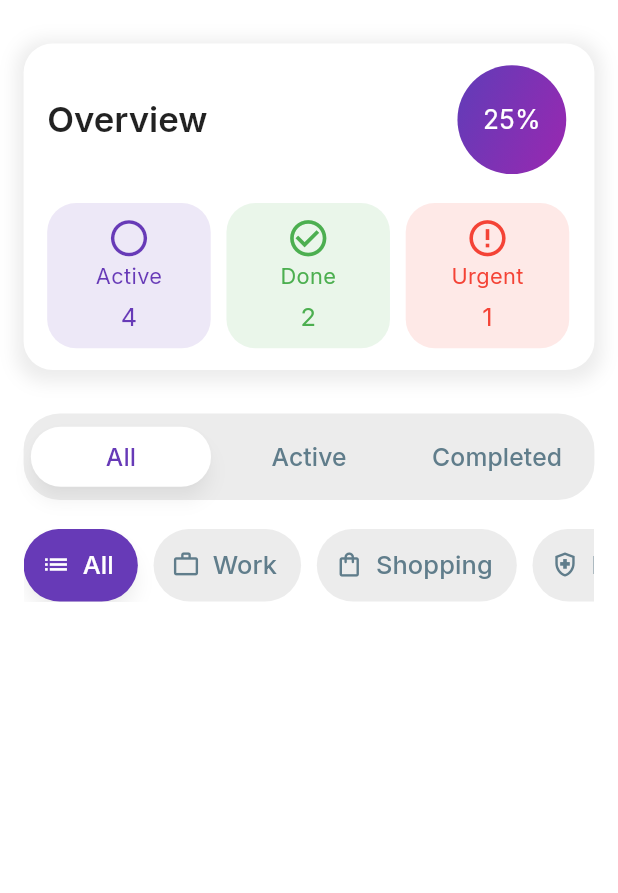
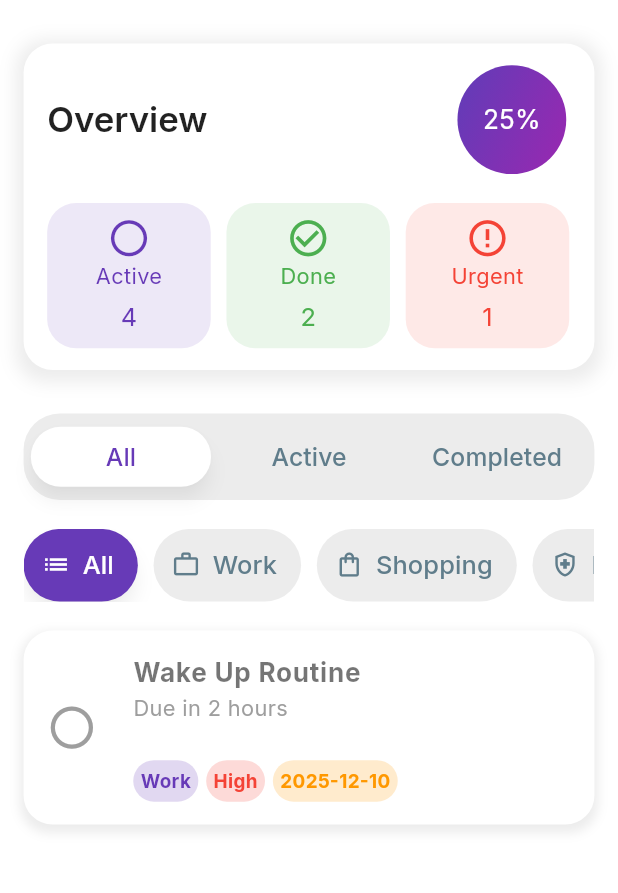
Before and after one commit to MuhammadWaleedEjaz21/FocusFlow, a Flutter app: the screen it shows after launch, on a phone screen of 412 x 824 dp, the part 309-1202 px from its top. Run offline on Flutter 3.47's test engine with Material 3 defaults, Android fonts, the phone set to English and light mode, and no system bars; our stand-ins replace flutter_riverpod, flutter_screenutil, google_fonts.

Commit message:
Add CustomTodoTile widget and integrate it into HomeScreen

```diff
--- a/frontend/lib/Screens/home_screen.dart
+++ b/frontend/lib/Screens/home_screen.dart
@@ -2,6 +2,7 @@ import 'package:flutter/material.dart';
 import 'package:flutter_screenutil/flutter_screenutil.dart';
 import 'package:frontend/Providers/category_status_provider.dart';
 import 'package:frontend/Widgets/custom_stats_block.dart';
+import 'package:frontend/Widgets/custom_todo_tile.dart';
 import 'package:google_fonts/google_fonts.dart';
 
 class HomeScreen extends StatelessWidget {
@@ -173,6 +174,14 @@ class HomeScreen extends StatelessWidget {
                   StatusList(),
                   20.verticalSpace,
                   CategoryList(),
+                  20.verticalSpace,
+                  CustomTodoTile(
+                    title: 'Wake Up Routine',
+                    description: 'Due in 2 hours',
+                    category: 'Work',
+                    priority: 'High',
+                    dueDate: DateTime.now(),
+                  ),
                 ],
               ),
             ),
--- /dev/null
+++ b/frontend/lib/Widgets/custom_todo_tile.dart
@@ -0,0 +1,169 @@
+import 'package:flutter/material.dart';
+import 'package:flutter_screenutil/flutter_screenutil.dart';
+import 'package:google_fonts/google_fonts.dart';
+
+class CustomTodoTile extends StatelessWidget {
+  final String title;
+  final String description;
+  final String category;
+  final String priority;
+  final DateTime dueDate;
+  const CustomTodoTile({
+    super.key,
+    required this.title,
+    required this.description,
+    required this.category,
+    required this.priority,
+    required this.dueDate,
+  });
+
+  @override
+  Widget build(BuildContext context) {
+    return Container(
+      decoration: BoxDecoration(
+        borderRadius: BorderRadius.circular(20.r),
+        boxShadow: [
+          BoxShadow(
+            color: Colors.grey.withAlpha(50),
+            spreadRadius: 2,
+            blurRadius: 5,
+            offset: Offset(0, 3),
+          ),
+        ],
+      ),
+      child: ExpansionTile(
+        collapsedBackgroundColor: Colors.white,
+        collapsedShape: RoundedRectangleBorder(
+          borderRadius: BorderRadius.circular(20.r),
+        ),
+
+        shape: RoundedRectangleBorder(
+          borderRadius: BorderRadius.circular(20.r),
+        ),
+        showTrailingIcon: false,
+        tilePadding: EdgeInsets.all(7.5.r),
+        leading: IconButton(
+          onPressed: () {},
+          icon: Icon(Icons.circle_outlined, color: Colors.grey, size: 35.r),
+        ),
+        title: Text(
+          title,
+          style: GoogleFonts.inter(
+            color: Colors.black54,
+            fontSize: 18.sp,
+            fontWeight: FontWeight.bold,
+          ),
+        ),
+        subtitle: Column(
+          crossAxisAlignment: CrossAxisAlignment.start,
+          children: [
+            Text(
+              description,
+              style: GoogleFonts.inter(color: Colors.grey, fontSize: 15.sp),
+            ),
+            25.verticalSpace,
+            Row(
+              spacing: 5.w,
+              children: [
+                Container(
+                  padding: EdgeInsets.all(5.r),
+                  decoration: BoxDecoration(
+                    color: Colors.deepPurple.withAlpha(50),
+                    borderRadius: BorderRadius.circular(20.r),
+                  ),
+                  child: Text(
+                    category,
+                    style: GoogleFonts.inter(
+                      color: Colors.deepPurple,
+                      fontWeight: FontWeight.bold,
+                      fontSize: 13.sp,
+                    ),
+                  ),
+                ),
+                Container(
+                  padding: EdgeInsets.all(5.r),
+                  decoration: BoxDecoration(
+                    color: Colors.red.withAlpha(50),
+                    borderRadius: BorderRadius.circular(20.r),
+                  ),
+                  child: Text(
+                    priority,
+                    style: GoogleFonts.inter(
+                      color: Colors.red,
+                      fontWeight: FontWeight.bold,
+                      fontSize: 13.sp,
+                    ),
+                  ),
+                ),
+                Container(
+                  padding: EdgeInsets.all(5.r),
+                  decoration: BoxDecoration(
+                    color: Colors.orange.withAlpha(50),
+                    borderRadius: BorderRadius.circular(20.r),
+                  ),
+                  child: Text(
+                    dueDate.toString().split(' ')[0],
+                    style: GoogleFonts.inter(
+                      color: Colors.orange,
+                      fontWeight: FontWeight.bold,
+                      fontSize: 13.sp,
+                    ),
+                  ),
+                ),
+              ],
+            ),
+          ],
+        ),
+        children: [
+          Padding(
+            padding: EdgeInsets.symmetric(horizontal: 10.w),
+            child: Row(
+              children: [
+                Expanded(
+                  child: ElevatedButton(
+                    onPressed: () {},
+                    style: ElevatedButton.styleFrom(
+                      backgroundColor: Colors.orange,
+                      shape: RoundedRectangleBorder(
+                        borderRadius: BorderRadius.circular(10.r),
+                      ),
+                    ),
+                    child: Text(
+                      'Edit',
+                      style: GoogleFonts.inter(
+                        fontSize: 17.sp,
+                        color: Colors.white,
+                        fontWeight: FontWeight.bold,
+                      ),
+                    ),
+                  ),
+                ),
+                5.horizontalSpace,
+                Expanded(
+                  child: ElevatedButton(
+                    onPressed: () {},
+                    style: ElevatedButton.styleFrom(
+                      backgroundColor: Colors.green,
+                      shape: RoundedRectangleBorder(
+                        borderRadius: BorderRadius.circular(10.r),
+                      ),
+                    ),
+                    child: Text(
+                      'Delete',
+                      style: GoogleFonts.inter(
+                        fontSize: 17.sp,
+                        color: Colors.white,
+                        fontWeight: FontWeight.bold,
+                      ),
+                    ),
+                  ),
+                ),
+              ],
+            ),
+          ),
+          10.verticalSpace,
+        ],
+      ),
+    );
+  }
+}
```
Also changed, not shown: frontend/lib/main.dart (line endings or trailing spaces).
